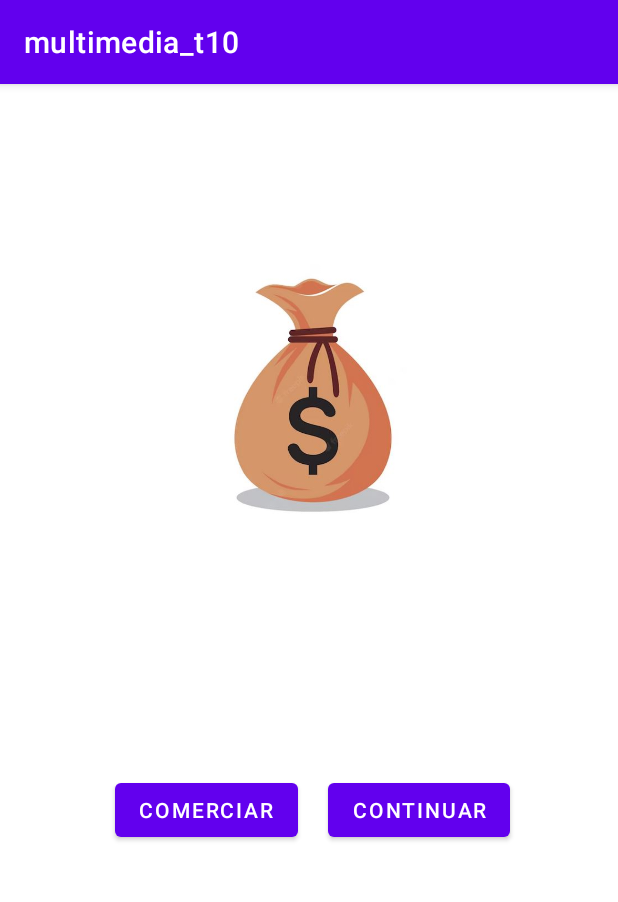
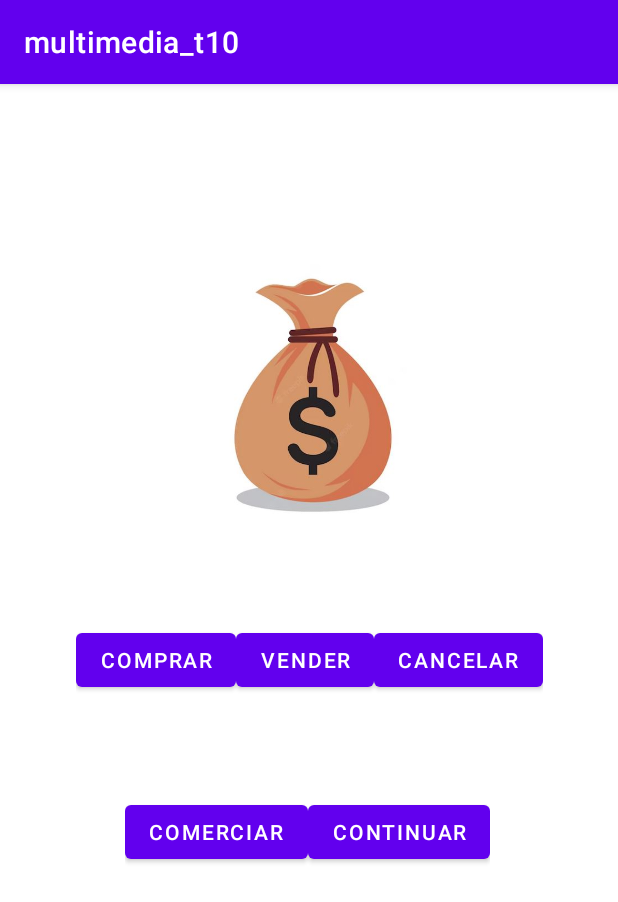
Before and after one commit to eduflo957/multimedia_t10, an Android app: the PantallaMercader screen opened directly, with no data from a screen before it, on a phone screen of 412 x 824 dp. Shown: the top 902 px of the screen. Run offline under Robolectric (Android 15) with nearby library versions, the phone set to English and light mode, and no system bars.

Commit message:
t12 empezada

```diff
--- a/app/src/main/java/com/example/multimedia_t10/MainActivity.kt
+++ b/app/src/main/java/com/example/multimedia_t10/MainActivity.kt
@@ -24,7 +24,7 @@ class MainActivity : AppCompatActivity() {
         binding.botonDado.setOnClickListener {
             //Debería utilizar la variable pantallaEncontradaRandom pero para esta práctica
             //Utilizo la PantallaObjeto
-            val intentPantallaEncontradaRandom = Intent(this, PantallaObjeto::class.java)
+            val intentPantallaEncontradaRandom = Intent(this, PantallaMercader::class.java)
             startActivity(intentPantallaEncontradaRandom)
         }
 
--- a/app/src/main/res/layout/activity_pantalla_mercader.xml
+++ b/app/src/main/res/layout/activity_pantalla_mercader.xml
@@ -16,24 +16,60 @@
         app:layout_constraintTop_toTopOf="parent"
         app:srcCompat="@drawable/img_campito" />
 
-    <Button
-        android:id="@+id/button"
+    <LinearLayout
+        android:id="@+id/linear1"
         android:layout_width="wrap_content"
         android:layout_height="wrap_content"
-        android:layout_marginTop="148dp"
-        android:text="Comerciar"
-        app:layout_constraintEnd_toStartOf="@+id/button2"
-        app:layout_constraintHorizontal_bias="0.795"
+        android:orientation="horizontal"
+        app:layout_constraintBottom_toBottomOf="parent"
+        app:layout_constraintEnd_toEndOf="parent"
+        app:layout_constraintHorizontal_bias="0.496"
         app:layout_constraintStart_toStartOf="parent"
-        app:layout_constraintTop_toBottomOf="@+id/imageView" />
+        app:layout_constraintTop_toTopOf="parent"
+        app:layout_constraintVertical_bias="0.659">
 
-    <Button
-        android:id="@+id/button2"
+        <Button
+            android:id="@+id/button"
+            android:layout_width="wrap_content"
+            android:layout_height="wrap_content"
+            android:text="Comerciar" />
+
+        <Button
+            android:id="@+id/button2"
+            android:layout_width="wrap_content"
+            android:layout_height="wrap_content"
+            android:text="Continuar" />
+    </LinearLayout>
+
+    <LinearLayout
         android:layout_width="wrap_content"
         android:layout_height="wrap_content"
-        android:layout_marginTop="148dp"
-        android:layout_marginEnd="72dp"
-        android:text="Continuar"
+        android:orientation="horizontal"
+        app:layout_constraintBottom_toBottomOf="parent"
         app:layout_constraintEnd_toEndOf="parent"
-        app:layout_constraintTop_toBottomOf="@+id/imageView" />
+        app:layout_constraintStart_toStartOf="parent"
+        app:layout_constraintTop_toTopOf="parent">
+
+        <Button
+            android:id="@+id/button4"
+            android:layout_width="wrap_content"
+            android:layout_height="wrap_content"
+            android:layout_weight="1"
+            android:text="Comprar" />
+
+        <Button
+            android:id="@+id/button5"
+            android:layout_width="wrap_content"
+            android:layout_height="wrap_content"
+            android:layout_weight="1"
+            android:text="Vender" />
+
+        <Button
+            android:id="@+id/button6"
+            android:layout_width="wrap_content"
+            android:layout_height="wrap_content"
+            android:layout_weight="1"
+            android:text="Cancelar" />
+    </LinearLayout>
+
 </androidx.constraintlayout.widget.ConstraintLayout>
```
Also changed, not shown: app/src/main/java/com/example/multimedia_t10/PantallaMercader.kt (+12 -2 lines), app/src/main/java/com/example/multimedia_t10/PantallaObjeto.kt (+8 -3 lines), app/src/main/java/com/example/multimedia_t10/PantallaVacia.kt (+10 -3 lines), app/src/main/res/layout/activity_pantalla_vacia.xml (+18 -5 lines), app/src/main/res/drawable/img_cosa_hoz.png (added).
